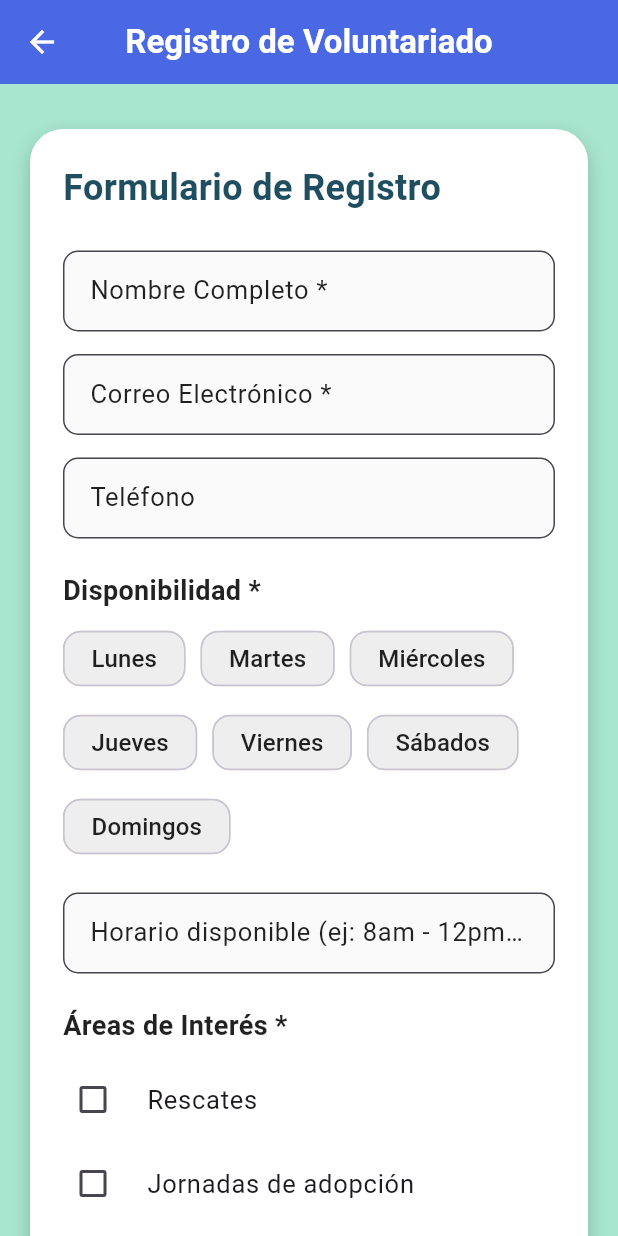
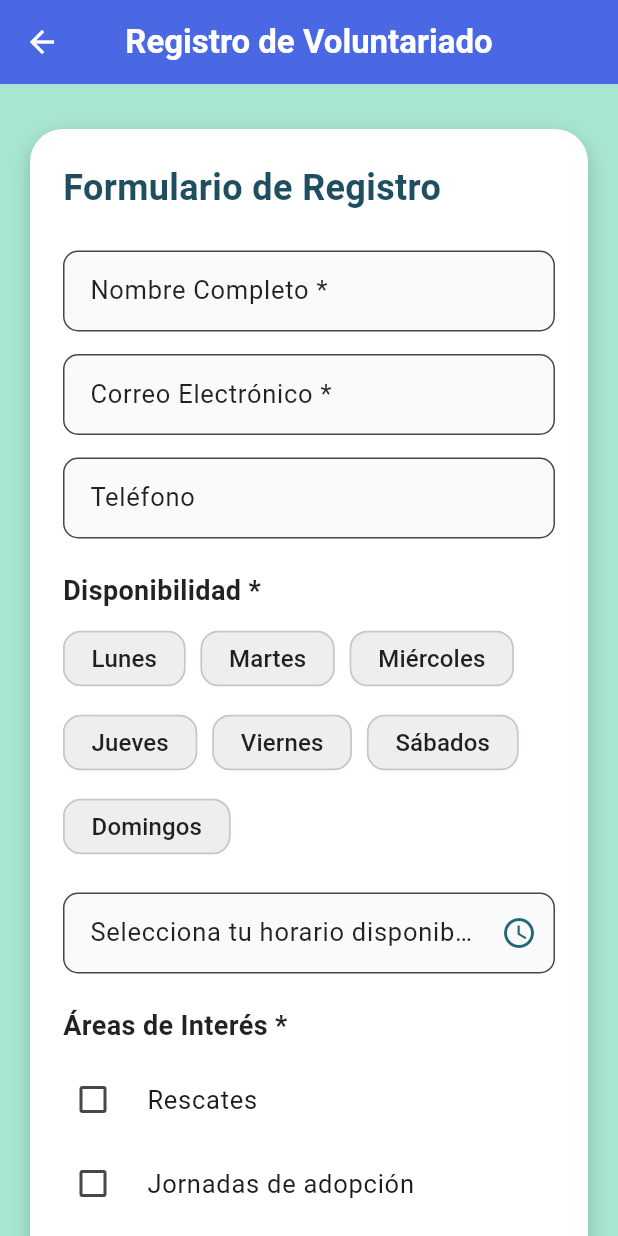
Before and after one commit to luaroca/HuellitAPPmovil, a Flutter app: the RegistroVoluntarioView screen opened directly, on a phone screen of 412 x 824 dp. Run offline on Flutter 3.47's test engine with Material 3 defaults, Android fonts, the phone set to English and light mode, and no system bars; our stand-ins replace cloud_firestore, firebase_auth, firebase_core, geocoding, geolocator, get; accounts and stored records are empty.

```diff
--- a/lib/vistas/home/widget_header_home.dart
+++ b/lib/vistas/home/widget_header_home.dart
@@ -41,7 +41,7 @@ class HeaderHome extends StatelessWidget {
                 ),
                 const SizedBox(height: 8),
                 const Text(
-                  'Gracias por ser parte de la familia Huellitas 🐾',
+                  'Gracias por ser parte de la familia🐾',
                   style: TextStyle(color: Colors.white70, fontSize: 16),
                 ),
               ],
--- a/lib/vistas/voluntariado_view_user/registro_voluntario_widget.dart
+++ b/lib/vistas/voluntariado_view_user/registro_voluntario_widget.dart
@@ -33,6 +33,30 @@ class RegistroVoluntarioWidget extends StatelessWidget {
     required this.onActualizarDias,
     required this.onActualizarIntereses,
   });
+
+  Future<void> _seleccionarHorario(BuildContext context) async {
+    // Selecciona hora de inicio
+    final TimeOfDay? horaInicio = await showTimePicker(
+      context: context,
+      initialTime: TimeOfDay.now(),
+      helpText: 'Selecciona hora de inicio',
+    );
+
+    if (horaInicio == null) return;
+
+    // Selecciona hora de fin
+    final TimeOfDay? horaFin = await showTimePicker(
+      context: context,
+      initialTime: horaInicio.replacing(hour: horaInicio.hour + 1),
+      helpText: 'Selecciona hora de fin',
+    );
+
+    if (horaFin == null) return;
+
+    // Guarda el resultado formateado
+    final String rango = '${horaInicio.format(context)} - ${horaFin.format(context)}';
+    horarioCtrl.text = rango;
+  }
 
   @override
   Widget build(BuildContext context) {
@@ -102,6 +126,7 @@ class RegistroVoluntarioWidget extends StatelessWidget {
                     ),
                   ),
                   const SizedBox(height: 8),
+
                   Wrap(
                     spacing: 10,
                     runSpacing: 8,
@@ -125,7 +150,8 @@ class RegistroVoluntarioWidget extends StatelessWidget {
                         backgroundColor: Colors.grey[200],
                         selectedColor: const Color(0xFF226776),
                         shape: RoundedRectangleBorder(
-                            borderRadius: BorderRadius.circular(12)),
+                          borderRadius: BorderRadius.circular(12),
+                        ),
                         padding: const EdgeInsets.symmetric(
                             horizontal: 10, vertical: 6),
                       );
@@ -133,10 +159,16 @@ class RegistroVoluntarioWidget extends StatelessWidget {
                   ),
                   const SizedBox(height: 20),
 
-                  _inputDecorado(
-                    controller: horarioCtrl,
-                    label: 'Horario disponible (ej: 8am - 12pm, tardes...) *',
-                    validator: (v) => v!.isEmpty ? 'Completa este campo' : null,
+                  GestureDetector(
+                    onTap: () => _seleccionarHorario(context),
+                    child: AbsorbPointer(
+                      child: _inputDecorado(
+                        controller: horarioCtrl,
+                        label: 'Selecciona tu horario disponible *',
+                        validator: (v) =>
+                            v!.isEmpty ? 'Selecciona un horario' : null,
+                      ),
+                    ),
                   ),
                   const SizedBox(height: 22),
 
@@ -149,6 +181,7 @@ class RegistroVoluntarioWidget extends StatelessWidget {
                     ),
                   ),
                   const SizedBox(height: 8),
+
                   Column(
                     children: interesesList.map((interes) {
                       final seleccionado =
@@ -182,7 +215,8 @@ class RegistroVoluntarioWidget extends StatelessWidget {
                                 borderRadius: BorderRadius.circular(10)),
                             elevation: 4,
                           ),
-                          onPressed: controller.cargando.value ? null : onEnviar,
+                          onPressed:
+                              controller.cargando.value ? null : onEnviar,
                           child: controller.cargando.value
                               ? const SizedBox(
                                   width: 22,
@@ -211,7 +245,6 @@ class RegistroVoluntarioWidget extends StatelessWidget {
     );
   }
 
-
   Widget _inputDecorado({
     required TextEditingController controller,
     required String label,
@@ -226,6 +259,9 @@ class RegistroVoluntarioWidget extends StatelessWidget {
       decoration: InputDecoration(
         labelText: label,
         labelStyle: const TextStyle(fontSize: 17, color: Colors.black87),
+        suffixIcon: label.contains('horario')
+            ? const Icon(Icons.access_time, color: Color(0xFF226776))
+            : null,
         border: OutlineInputBorder(borderRadius: BorderRadius.circular(10)),
         contentPadding:
             const EdgeInsets.symmetric(vertical: 14, horizontal: 14),
```
